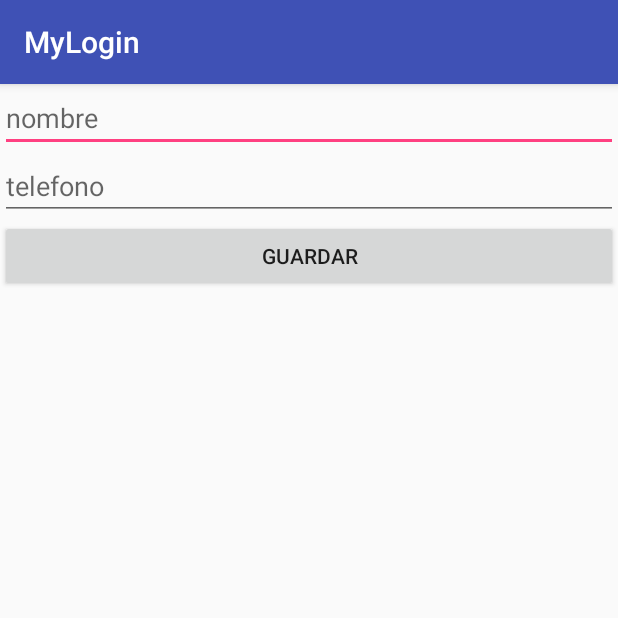
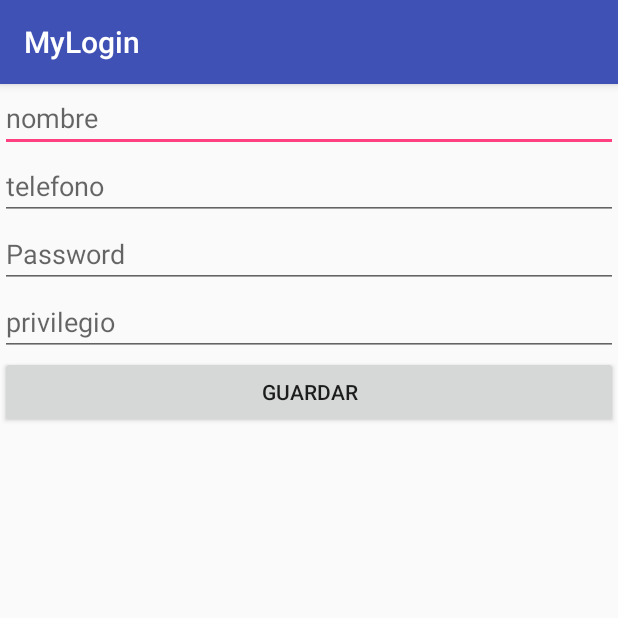
Before and after one commit to osvaldodiazapata/Tarea2, an Android app: the PruebaActivity screen opened directly, with no data from a screen before it, after a tap on "GUARDAR", on a phone screen of 412 x 824 dp, the top half of it. Run offline under Robolectric (Android 15) with nearby library versions, the phone set to English and light mode, and no system bars; our stand-ins replace Firebase (no records; nobody signed in at launch, a user with empty details on screens opened directly).

Commit message:
comit antes de la revision

```diff
--- a/app/src/main/AndroidManifest.xml
+++ b/app/src/main/AndroidManifest.xml
@@ -41,7 +41,7 @@
         <activity
             android:name=".ProductosActivity"
             android:label="@string/title_activity_productos"
-            android:theme="@style/AppTheme.NoActionBar"></activity>
+            android:theme="@style/AppTheme.NoActionBar" />
     </application>
 
 </manifest>
--- a/app/src/main/java/d/osvaldo/tarea2/LoginActivity.java
+++ b/app/src/main/java/d/osvaldo/tarea2/LoginActivity.java
@@ -197,6 +197,7 @@ public class LoginActivity extends AppCompatActivity implements GoogleApiClient.
             public void onSuccess(LoginResult loginResult) {
                 Log.d("Login con Facebook", "Login Exitoso");
                 SignInFacebook(loginResult.getAccessToken());
+                //gotoMain();
             }
 
             @Override
--- a/app/src/main/java/d/osvaldo/tarea2/PruebaActivity.java
+++ b/app/src/main/java/d/osvaldo/tarea2/PruebaActivity.java
@@ -1,12 +1,19 @@
 package d.osvaldo.tarea2;
 
+import android.content.Context;
+import android.support.annotation.NonNull;
+import android.support.annotation.Nullable;
 import android.support.v7.app.AppCompatActivity;
 import android.os.Bundle;
 import android.util.Log;
+import android.view.LayoutInflater;
 import android.view.View;
+import android.view.ViewGroup;
+import android.widget.AdapterView;
 import android.widget.ArrayAdapter;
 import android.widget.EditText;
 import android.widget.ListView;
+import android.widget.TextView;
 import android.widget.Toast;
 
 import com.google.firebase.database.DataSnapshot;
@@ -21,10 +28,12 @@ import d.osvaldo.tarea2.model.Usuarios;
 
 public class PruebaActivity extends AppCompatActivity {
 
-    private EditText eNombre, eTelefono;
+    private EditText eNombre, ePassword, ePrivilegio;
     private ListView listView;
-    private ArrayAdapter usuarioAdapter;
-    ArrayList<Usuarios> nombrelist;
+    private ArrayList<Usuarios> listUsuarios;
+    String uid;
+    //private ArrayAdapter usuarioAdapter;
+    //ArrayList<Usuarios> nombrelist;
     private DatabaseReference databaseReference;
 
     @Override
@@ -33,71 +42,58 @@ public class PruebaActivity extends AppCompatActivity {
         setContentView(R.layout.activity_prueba);
 
         eNombre = findViewById(R.id.edNombre);
-        eTelefono = findViewById(R.id.edTelefono);
+        ePassword = findViewById(R.id.edPassword);
+        ePrivilegio = findViewById(R.id.edPrivilegio);
+
         listView = findViewById(R.id.listView);
 
-        nombrelist = new ArrayList<>();
-        usuarioAdapter = new ArrayAdapter(this, android.R.layout.simple_list_item_1);
-        listView.setAdapter(usuarioAdapter);
+        //nombrelist = new ArrayList<>();
+        //usuarioAdapter = new ArrayAdapter(this, android.R.layout.simple_list_item_1);
+        //listView.setAdapter(usuarioAdapter);
 
 
         FirebaseDatabase.getInstance().setPersistenceEnabled(true); //activa la persistencia de datos
         databaseReference = FirebaseDatabase.getInstance().getReference();
+        listUsuarios = new ArrayList<Usuarios>();
 
+        final UsuarioAdapter usuarioAdapter = new UsuarioAdapter(this, listUsuarios);
+        listView.setAdapter(usuarioAdapter);
+
+        /*listView.setOnItemLongClickListener(
+                String uid = listUsuarios.get(position).getId();
+                databaseReference.child("usuarios").child(uid).removeValue();
+                listUsuarios.remove(position);
+                return false;
+        );*/
         databaseReference.child("usuarios").addValueEventListener(new ValueEventListener() {
             @Override
             public void onDataChange(DataSnapshot dataSnapshot) {
-                nombrelist.clear();
+                listUsuarios.clear();
                 if (dataSnapshot.exists()){
-                    Toast.makeText(PruebaActivity.this, "pilas aqui" +
-                            "falta rellenar la lista", Toast.LENGTH_SHORT).show();
-                    /*for (DataSnapshot snapshot:dataSnapshot.getChildren()){
+                    for (DataSnapshot snapshot:dataSnapshot.getChildren()){
+                        Log.d("data: ", snapshot.toString());
                         Usuarios usuarios = snapshot.getValue(Usuarios.class);
-
-                    }*/
+                        listUsuarios.add(usuarios);
+                    }
+                    usuarioAdapter.notifyDataSetChanged();
                 }
             }
 
             @Override
             public void onCancelled(DatabaseError databaseError) {
-
+                Log.d("load: ", databaseError.getMessage());
             }
         });
-/*        databaseReference.child("usuarios").addValueEventListener(new ValueEventListener() {
-            @Override
-            public void onDataChange(DataSnapshot dataSnapshot) {
-                nombreList.clear();
-                if (dataSnapshot.exists()){
-                    for (DataSnapshot snapshot:dataSnapshot.getChildren()){
-                        Usuarios usuarios = snapshot.getValue(Usuarios.class);
-                        nombreList.add(usuarios.getNombre());
-                    }
-                }
-                usuarioAdapter.notifyDataSetChanged();
 
-            }
 
-            @Override
-            public void onCancelled(DatabaseError databaseError) {
 
-            }
-        });*/
-        /*
-        listView.setOnItemClickListener(new AdapterView.OnItemLongClickListener(){
-            @Override
-            public boolean onItemLongClick(AdapterView<?> adapterView, View view, int i, long l) {
-                String uid = nombreList.get(i).getId();
-                nombreList.remove(i);
-                nom
-                return false;
-            }
-        });*/
     }
 
     public void onClick(View view) {
         Usuarios usuarioo = new Usuarios(databaseReference.push().getKey(), //comando para capturar el id de los datos
-            eNombre.getText().toString(),
-            eTelefono.getText().toString()
+                eNombre.getText().toString(),
+                ePassword.getText().toString(),
+                ePrivilegio.getText().toString()
         );
 
         databaseReference.child("usuarios").child(usuarioo.getId()).setValue(usuarioo);
@@ -105,4 +101,30 @@ public class PruebaActivity extends AppCompatActivity {
 
 
     }
+
+    class UsuarioAdapter extends ArrayAdapter<Usuarios>{
+
+        public UsuarioAdapter(@NonNull Context context, ArrayList<Usuarios> data){
+            super(context, R.layout.list_item, data);
+        }
+
+        @NonNull
+        @Override
+        public View getView(int position, @Nullable View convertView, @NonNull ViewGroup parent) {
+            LayoutInflater inflater = LayoutInflater.from(getContext());
+            View item = inflater.inflate(R.layout.list_item,  null);
+
+            Usuarios usuario = getItem(position);
+
+            TextView nombre = item.findViewById(R.id.textlistNombre);
+            nombre.setText(usuario.getNombre());
+            TextView password = item.findViewById(R.id.textlistPassword);
+            password.setText(usuario.getPassword());
+            TextView privilegio = item.findViewById(R.id.textlistPrivilegio);
+            privilegio.setText(usuario.getPrivilegio());
+
+            //return super.getView(position, convertView, parent);
+            return item;
+        }
+    }
 }
--- a/app/src/main/java/d/osvaldo/tarea2/model/Usuarios.java
+++ b/app/src/main/java/d/osvaldo/tarea2/model/Usuarios.java
@@ -5,16 +5,16 @@ package d.osvaldo.tarea2.model;
  */
 
 public class Usuarios {
-    private String id, nombre, telefono;
+    private String id, nombre, password, privilegio;
 
     public Usuarios() {
-
     }
 
-    public Usuarios(String id, String nombre, String telefono) {
+    public Usuarios(String id, String nombre, String password, String privilegio) {
         this.id = id;
         this.nombre = nombre;
-        this.telefono = telefono;
+        this.password = password;
+        this.privilegio = privilegio;
     }
 
     public String getId() {
@@ -33,11 +33,19 @@ public class Usuarios {
         this.nombre = nombre;
     }
 
-    public String getTelefono() {
-        return telefono;
+    public String getPassword() {
+        return password;
     }
 
-    public void setTelefono(String telefono) {
-        this.telefono = telefono;
+    public void setPassword(String password) {
+        this.password = password;
+    }
+
+    public String getPrivilegio() {
+        return privilegio;
+    }
+
+    public void setPrivilegio(String privilegio) {
+        this.privilegio = privilegio;
     }
 }
--- a/app/src/main/res/layout/activity_prueba.xml
+++ b/app/src/main/res/layout/activity_prueba.xml
@@ -17,6 +17,16 @@
         android:layout_width="match_parent"
         android:layout_height="wrap_content"
         android:hint="telefono"/>
+    <EditText
+        android:id="@+id/edPassword"
+        android:layout_width="match_parent"
+        android:layout_height="wrap_content"
+        android:hint="Password"/>
+    <EditText
+        android:id="@+id/edPrivilegio"
+        android:layout_width="match_parent"
+        android:layout_height="wrap_content"
+        android:hint="privilegio"/>
     <Button
         android:layout_width="match_parent"
         android:layout_height="wrap_content"
```
Also changed, not shown: app/src/main/res/layout/list_item.xml (added, +32 -0 lines).
